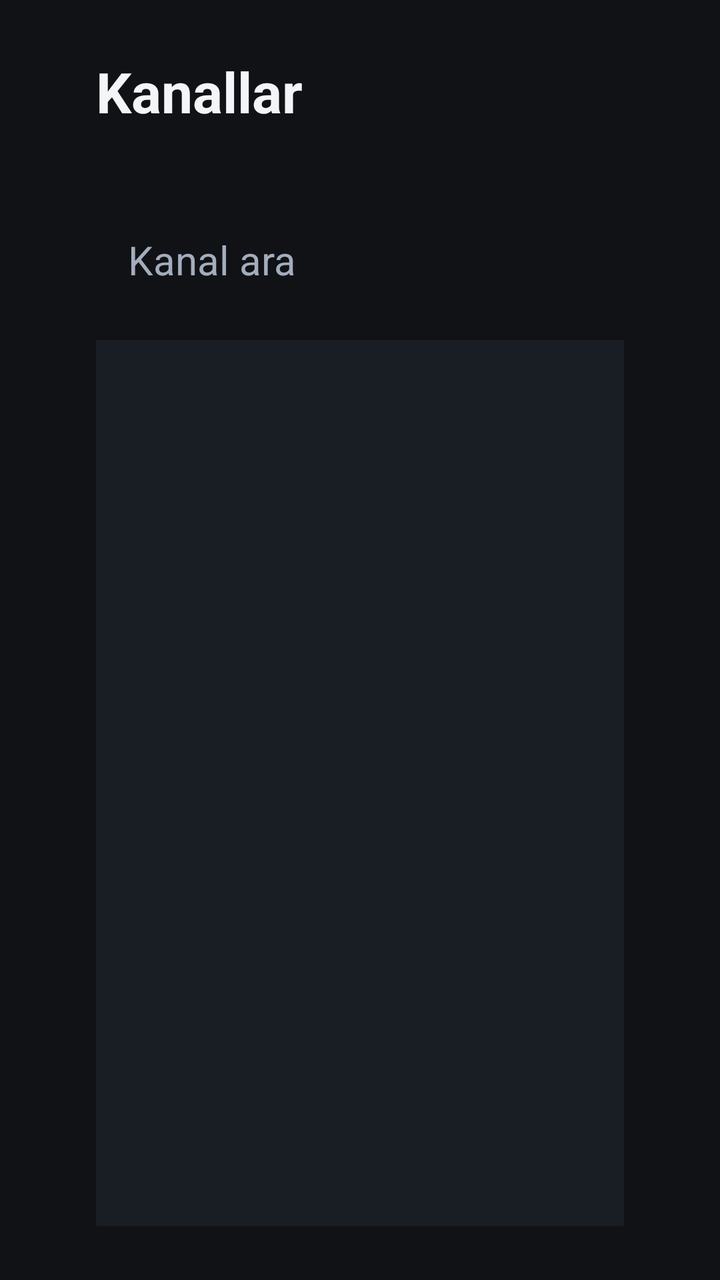
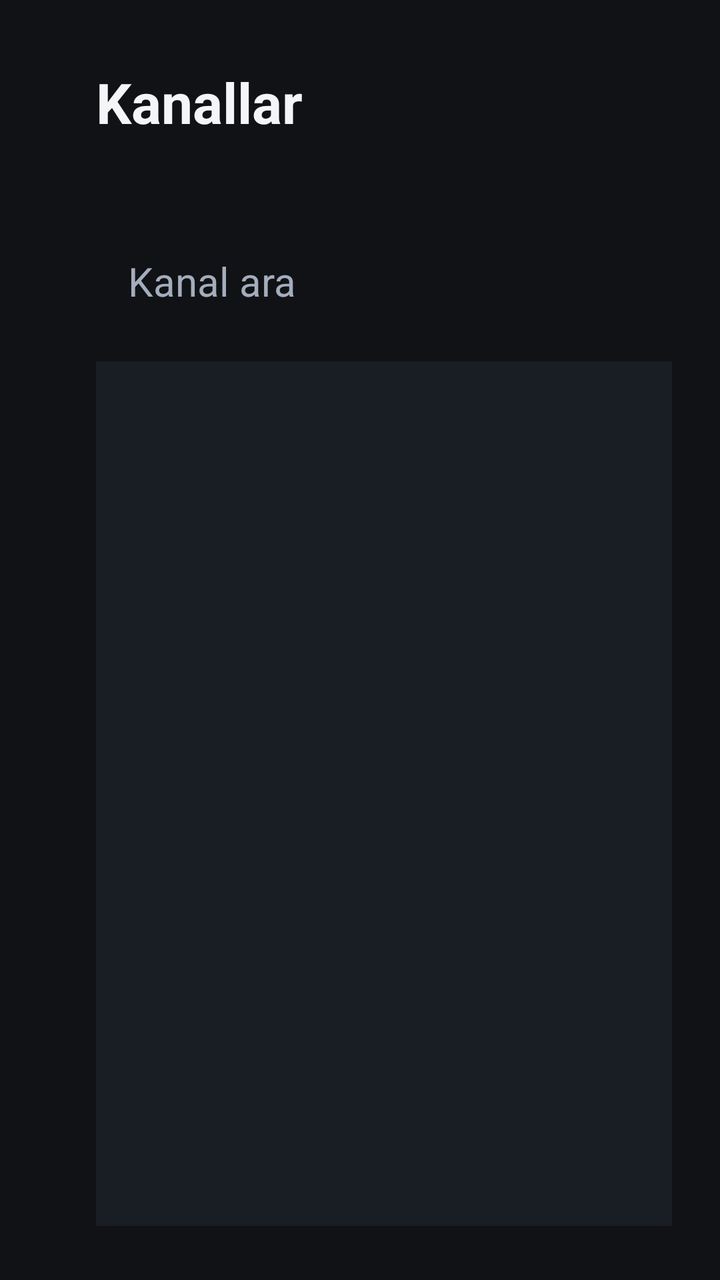

The first picture is an Android layout as it rendered before a commit; the second is the same layout after the commit. The layout source and the unified diff follow.
<!-- AndroidManifest.xml: application theme Theme.Enestv -->
<!-- res/layout/activity_main.xml -->
<?xml version="1.0" encoding="utf-8"?>
<LinearLayout xmlns:android="http://schemas.android.com/apk/res/android"
    android:layout_width="match_parent"
    android:layout_height="match_parent"
    android:orientation="vertical"
    android:paddingStart="48dp"
    android:paddingTop="27dp"
    android:paddingEnd="48dp"
    android:paddingBottom="27dp">

    <TextView
        android:id="@+id/title"
        android:layout_width="wrap_content"
        android:layout_height="wrap_content"
        android:text="@string/channels_title"
        android:textColor="@color/text"
        android:textSize="28sp"
        android:textStyle="bold" />

    <TextView
        android:id="@+id/status"
        android:layout_width="wrap_content"
        android:layout_height="wrap_content"
        android:layout_marginTop="4dp"
        android:layout_marginBottom="12dp"
        android:textColor="@color/muted"
        android:textSize="16sp" />

    <EditText
        android:id="@+id/search"
        android:layout_width="480dp"
        android:layout_height="56dp"
        android:layout_marginBottom="12dp"
        android:background="@drawable/channel_row_background"
        android:hint="@string/search_hint"
        android:imeOptions="actionSearch|flagNoExtractUi"
        android:importantForAutofill="no"
        android:inputType="text|textNoSuggestions"
        android:paddingStart="16dp"
        android:paddingEnd="16dp"
        android:textColor="@color/text"
        android:textColorHint="@color/muted"
        android:textSize="20sp" />

    <androidx.recyclerview.widget.RecyclerView
        android:id="@+id/channels"
        android:layout_width="480dp"
        android:layout_height="match_parent"
        android:background="@color/panel"
        android:clipToPadding="false"
        android:descendantFocusability="afterDescendants"
        android:padding="8dp"
        android:scrollbars="none" />
</LinearLayout>
<!-- resources referenced by this layout -->
<resources>
  <color name="muted">#A3ADBC</color>
  <color name="panel">#191D24</color>
  <color name="text">#F3F5F7</color>
  <!-- drawable channel_row_background (drawable) -->
  <?xml version="1.0" encoding="utf-8"?>
  <selector xmlns:android="http://schemas.android.com/apk/res/android">
      <item android:state_focused="true">
          <shape android:shape="rectangle">
              <solid android:color="@color/accent_surface" />
              <stroke android:width="3dp" android:color="@color/accent" />
              <corners android:radius="8dp" />
          </shape>
      </item>
      <item>
          <shape android:shape="rectangle">
              <solid android:color="@android:color/transparent" />
              <corners android:radius="8dp" />
          </shape>
      </item>
  </selector>
  <string name="channels_title">Kanallar</string>
  <string name="search_hint">Kanal ara</string>
  <style name="Theme.Enestv" parent="@android:style/Theme.DeviceDefault.NoActionBar">
          <item name="android:windowBackground">@color/page</item>
          <item name="android:colorBackground">@color/page</item>
          <item name="android:colorAccent">@color/accent</item>
          <item name="android:textColor">@color/text</item>
          <item name="android:windowNoTitle">true</item>
          <item name="android:windowFullscreen">true</item>
      </style>
  <color name="accent_surface">#2C3B20</color>
  <color name="accent">#B3F36B</color>
  <color name="page">#101216</color>
</resources>

<!-- the commit's change to res/layout/activity_main.xml (unified diff, before → after) -->
@@ -1,54 +1,110 @@
 <?xml version="1.0" encoding="utf-8"?>
 <LinearLayout xmlns:android="http://schemas.android.com/apk/res/android"
+    android:id="@+id/root"
     android:layout_width="match_parent"
     android:layout_height="match_parent"
-    android:orientation="vertical"
-    android:paddingStart="48dp"
-    android:paddingTop="27dp"
-    android:paddingEnd="48dp"
-    android:paddingBottom="27dp">
+    android:baselineAligned="false"
+    android:orientation="horizontal">
 
-    <TextView
-        android:id="@+id/title"
+    <LinearLayout
+        android:id="@+id/sidebar"
         android:layout_width="wrap_content"
-        android:layout_height="wrap_content"
-        android:text="@string/channels_title"
-        android:textColor="@color/text"
-        android:textSize="28sp"
-        android:textStyle="bold" />
+        android:layout_height="match_parent"
+        android:orientation="vertical"
+        android:paddingStart="48dp"
+        android:paddingTop="27dp"
+        android:paddingEnd="24dp"
+        android:paddingBottom="27dp">
 
-    <TextView
-        android:id="@+id/status"
-        android:layout_width="wrap_content"
-        android:layout_height="wrap_content"
-        android:layout_marginTop="4dp"
-        android:layout_marginBottom="12dp"
-        android:textColor="@color/muted"
-        android:textSize="16sp" />
+        <LinearLayout
+            android:layout_width="480dp"
+            android:layout_height="wrap_content"
+            android:gravity="center_vertical"
+            android:orientation="horizontal">
 
-    <EditText
-        android:id="@+id/search"
-        android:layout_width="480dp"
-        android:layout_height="56dp"
-        android:layout_marginBottom="12dp"
-        android:background="@drawable/channel_row_background"
-        android:hint="@string/search_hint"
-        android:imeOptions="actionSearch|flagNoExtractUi"
-        android:importantForAutofill="no"
-        android:inputType="text|textNoSuggestions"
-        android:paddingStart="16dp"
-        android:paddingEnd="16dp"
-        android:textColor="@color/text"
-        android:textColorHint="@color/muted"
-        android:textSize="20sp" />
+            <TextView
+                android:layout_width="0dp"
+                android:layout_height="wrap_content"
+                android:layout_weight="1"
+                android:text="@string/channels_title"
+                android:textColor="@color/text"
+                android:textSize="28sp"
+                android:textStyle="bold" />
 
-    <androidx.recyclerview.widget.RecyclerView
-        android:id="@+id/channels"
-        android:layout_width="480dp"
+            <TextView
+                android:id="@+id/sourceButton"
+                android:layout_width="wrap_content"
+                android:layout_height="48dp"
+                android:background="@drawable/channel_row_background"
+                android:focusable="true"
+                android:gravity="center"
+                android:paddingStart="16dp"
+                android:paddingEnd="16dp"
+                android:text="@string/source_button"
+                android:textColor="@color/text"
+                android:textSize="18sp" />
+        </LinearLayout>
+
+        <TextView
+            android:id="@+id/status"
+            android:layout_width="480dp"
+            android:layout_height="wrap_content"
+            android:layout_marginTop="4dp"
+            android:layout_marginBottom="12dp"
+            android:maxLines="2"
+            android:textColor="@color/muted"
+            android:textSize="16sp" />
+
+        <EditText
+            android:id="@+id/search"
+            android:layout_width="480dp"
+            android:layout_height="56dp"
+            android:layout_marginBottom="12dp"
+            android:background="@drawable/channel_row_background"
+            android:hint="@string/search_hint"
+            android:imeOptions="actionSearch|flagNoExtractUi"
+            android:importantForAutofill="no"
+            android:inputType="text|textNoSuggestions"
+            android:paddingStart="16dp"
+            android:paddingEnd="16dp"
+            android:textColor="@color/text"
+            android:textColorHint="@color/muted"
+            android:textSize="20sp" />
+
+        <androidx.recyclerview.widget.RecyclerView
+            android:id="@+id/channels"
+            android:layout_width="480dp"
+            android:layout_height="match_parent"
+            android:background="@color/panel"
+            android:clipToPadding="false"
+            android:descendantFocusability="afterDescendants"
+            android:padding="8dp"
+            android:scrollbars="none" />
+    </LinearLayout>
+
+    <FrameLayout
+        android:id="@+id/videoFrame"
+        android:layout_width="0dp"
         android:layout_height="match_parent"
-        android:background="@color/panel"
-        android:clipToPadding="false"
-        android:descendantFocusability="afterDescendants"
-        android:padding="8dp"
-        android:scrollbars="none" />
+        android:layout_weight="1"
+        android:background="@android:color/black">
+
+        <SurfaceView
+            android:id="@+id/video"
+            android:layout_width="match_parent"
+            android:layout_height="match_parent"
+            android:layout_gravity="center" />
+
+        <TextView
+            android:id="@+id/playerStatus"
+            android:layout_width="wrap_content"
+            android:layout_height="wrap_content"
+            android:layout_gravity="bottom|start"
+            android:layout_margin="24dp"
+            android:background="#B3101216"
+            android:padding="12dp"
+            android:textColor="@color/text"
+            android:textSize="18sp"
+            android:visibility="gone" />
+    </FrameLayout>
 </LinearLayout>
<!-- resource entries referenced after the edit -->
@@ -13,6 +13,13 @@
               <corners android:radius="8dp" />
           </shape>
       </item>
+      <item android:state_selected="true">
+          <shape android:shape="rectangle">
+              <solid android:color="@android:color/transparent" />
+              <stroke android:width="1dp" android:color="@color/accent" />
+              <corners android:radius="8dp" />
+          </shape>
+      </item>
       <item>
           <shape android:shape="rectangle">
               <solid android:color="@android:color/transparent" />
@@ -22,6 +29,7 @@
   </selector>
   <string name="channels_title">Kanallar</string>
   <string name="search_hint">Kanal ara</string>
+  <string name="source_button">Kaynak</string>
   <style name="Theme.Enestv" parent="@android:style/Theme.DeviceDefault.NoActionBar">
           <item name="android:windowBackground">@color/page</item>
           <item name="android:colorBackground">@color/page</item>
